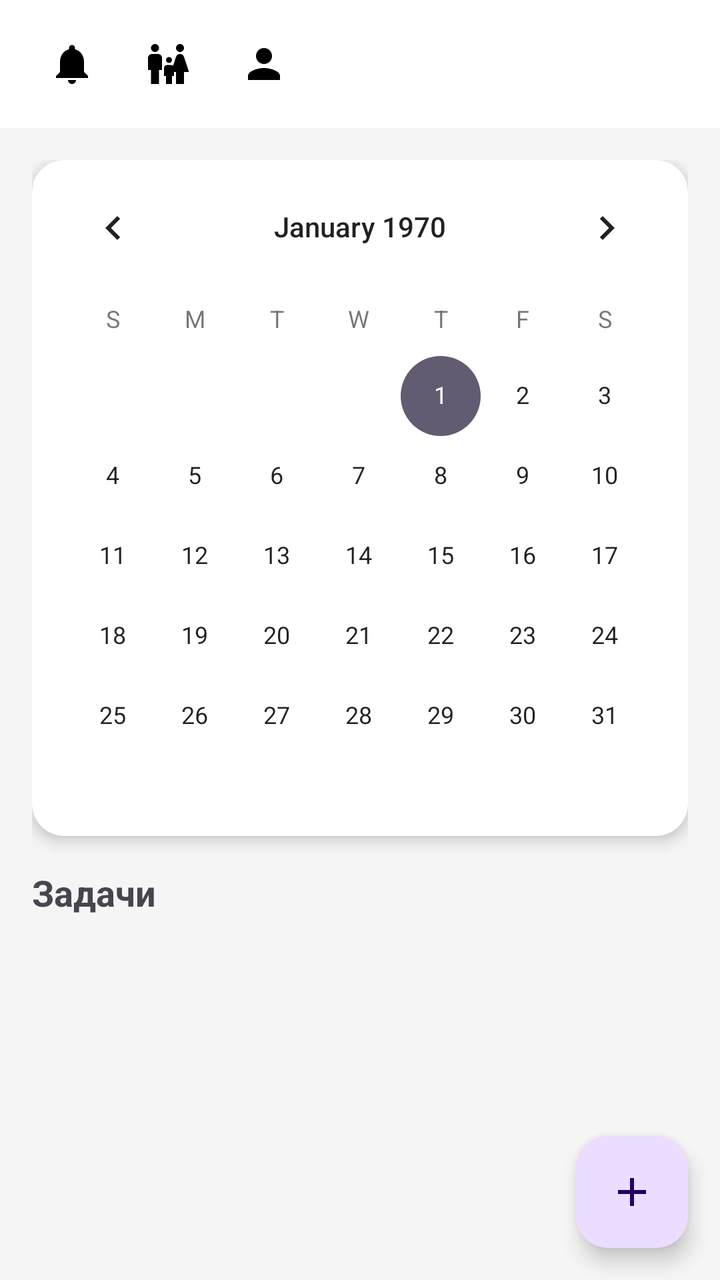
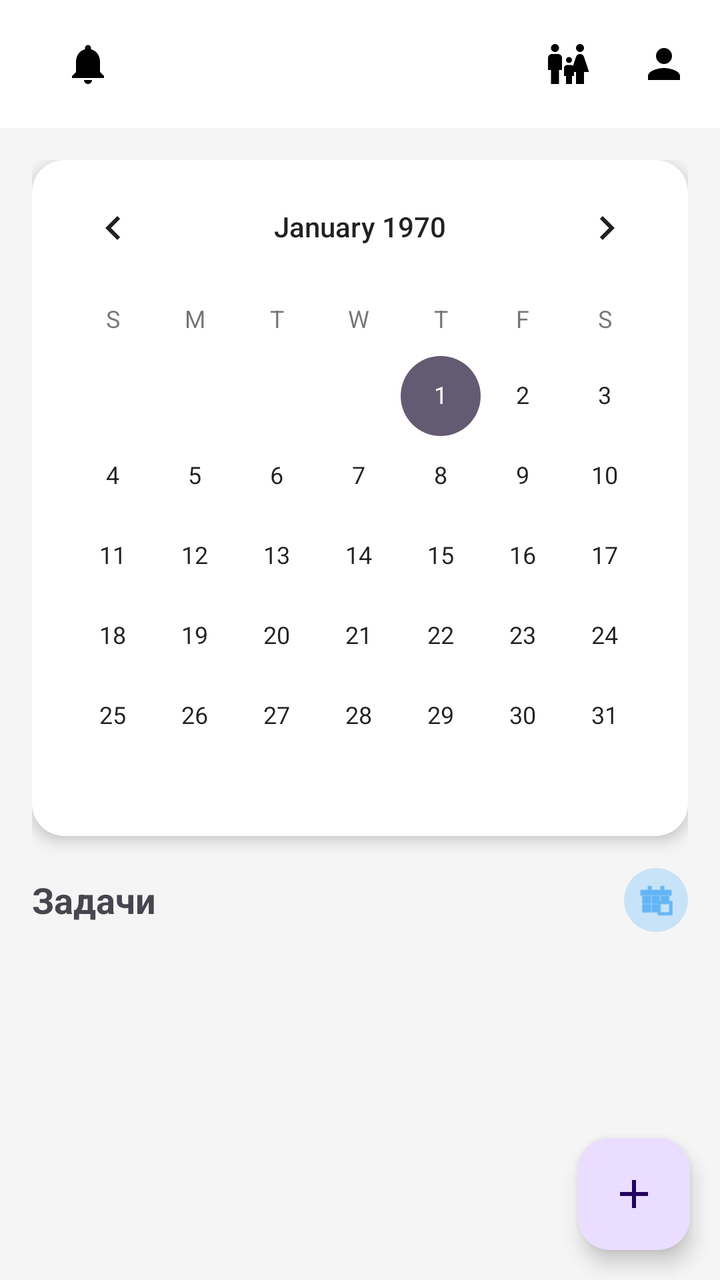

The first picture is an Android layout as it rendered before a commit; the second is the same layout after the commit. The layout source and the unified diff follow.
<!-- AndroidManifest.xml: application theme Theme.FamilyHelper -->
<!-- res/layout/activity_main.xml -->
<?xml version="1.0" encoding="utf-8"?>
<androidx.coordinatorlayout.widget.CoordinatorLayout
    xmlns:android="http://schemas.android.com/apk/res/android"
    xmlns:app="http://schemas.android.com/apk/res-auto"
    android:layout_width="match_parent"
    android:layout_height="match_parent"
    android:background="#F5F5F5"
    android:fitsSystemWindows="true">

    <com.google.android.material.appbar.AppBarLayout
        android:layout_width="match_parent"
        android:layout_height="wrap_content"
        android:background="@android:color/white">

        <androidx.appcompat.widget.Toolbar
            android:layout_width="match_parent"
            android:layout_height="?attr/actionBarSize">

            <TextView
                android:layout_width="0dp"
                android:layout_height="wrap_content"
                android:layout_weight="1"
                android:text="Семейный календарь"
                android:textSize="20sp"
                android:textStyle="bold"
                android:textColor="@color/black"/>

            <FrameLayout
                android:layout_width="wrap_content"
                android:layout_height="wrap_content"
                android:layout_marginEnd="8dp">

                <ImageButton
                    android:id="@+id/btnInvites"
                    android:layout_width="40dp"
                    android:layout_height="40dp"
                    android:background="?attr/selectableItemBackgroundBorderless"
                    android:src="@drawable/ic_notifications"
                    app:tint="@color/black"/>

                <View
                    android:id="@+id/inviteBadge"
                    android:layout_width="10dp"
                    android:layout_height="10dp"
                    android:layout_gravity="top|end"
                    android:layout_marginTop="8dp"
                    android:layout_marginEnd="8dp"
                    android:background="@drawable/badge_background"
                    android:visibility="gone"/>
            </FrameLayout>

            <ImageButton
                android:id="@+id/btnFamily"
                android:layout_width="40dp"
                android:layout_height="40dp"
                android:layout_marginEnd="8dp"
                android:background="?attr/selectableItemBackgroundBorderless"
                android:src="@drawable/ic_family"
                app:tint="@color/black"/>

            <ImageButton
                android:id="@+id/btnProfile"
                android:layout_width="40dp"
                android:layout_height="40dp"
                android:layout_marginEnd="16dp"
                android:background="?attr/selectableItemBackgroundBorderless"
                android:src="@drawable/username_icon"
                app:tint="@color/black"/>
        </androidx.appcompat.widget.Toolbar>
    </com.google.android.material.appbar.AppBarLayout>

    <androidx.core.widget.NestedScrollView
        android:layout_width="match_parent"
        android:layout_height="match_parent"
        app:layout_behavior="@string/appbar_scrolling_view_behavior">

        <LinearLayout
            android:layout_width="match_parent"
            android:layout_height="wrap_content"
            android:orientation="vertical"
            android:padding="16dp">

            <androidx.cardview.widget.CardView
                android:id="@+id/birthdayCard"
                android:layout_width="match_parent"
                android:layout_height="wrap_content"
                android:layout_marginBottom="16dp"
                app:cardCornerRadius="12dp"
                app:cardElevation="2dp"
                android:visibility="gone">

                <LinearLayout
                    android:layout_width="match_parent"
                    android:layout_height="wrap_content"
                    android:padding="16dp"
                    android:background="#FFF3E0"
                    android:orientation="horizontal"
                    android:gravity="center_vertical">

                    <TextView
                        android:id="@+id/tvBirthdayAlert"
                        android:layout_width="wrap_content"
                        android:layout_height="wrap_content"
                        android:text="Сегодня день рождения!"
                        android:textColor="#E65100"
                        android:textStyle="bold"/>
                </LinearLayout>
            </androidx.cardview.widget.CardView>

            <androidx.cardview.widget.CardView
                android:layout_width="match_parent"
                android:layout_height="wrap_content"
                app:cardCornerRadius="16dp"
                app:cardElevation="4dp"
                android:layout_marginBottom="16dp">

                <CalendarView
                    android:id="@+id/calendarView"
                    android:layout_width="match_parent"
                    android:layout_height="wrap_content"
                    android:theme="@style/ThemeOverlay.MaterialComponents.Light"/>
            </androidx.cardview.widget.CardView>

            <TextView
                android:id="@+id/tvSelectedDate"
                android:layout_width="wrap_content"
                android:layout_height="wrap_content"
                android:text="Задачи"
                android:textSize="18sp"
                android:textStyle="bold"
                android:layout_marginBottom="8dp"/>

            <androidx.recyclerview.widget.RecyclerView
                android:id="@+id/tasksRecyclerView"
                android:layout_width="match_parent"
                android:layout_height="wrap_content"
                android:nestedScrollingEnabled="false"/>

        </LinearLayout>
    </androidx.core.widget.NestedScrollView>

    <com.google.android.material.floatingactionbutton.FloatingActionButton
        android:id="@+id/fabAddTask"
        android:layout_width="wrap_content"
        android:layout_height="wrap_content"
        android:layout_gravity="bottom|end"
        android:layout_margin="16dp"
        android:src="@drawable/ic_add"
        android:contentDescription="Add"/>
</androidx.coordinatorlayout.widget.CoordinatorLayout>
<!-- resources referenced by this layout -->
<resources>
  <color name="black">#FF000000</color>
  <!-- drawable badge_background (drawable) -->
  <?xml version="1.0" encoding="utf-8"?>
  <shape xmlns:android="http://schemas.android.com/apk/res/android"
      android:shape="oval">
      <solid android:color="#F44336"/>
  </shape>
  <!-- drawable ic_add (drawable) -->
  <vector xmlns:android="http://schemas.android.com/apk/res/android"
      android:width="24dp"
      android:height="24dp"
      android:viewportWidth="24"
      android:viewportHeight="24">
      <path
          android:fillColor="#FF000000"
          android:pathData="M19,13h-6v6h-2v-6H5v-2h6V5h2v6h6v2z"/>
  </vector>
  <!-- drawable ic_family (drawable) -->
  <?xml version="1.0" encoding="utf-8"?>
  <vector xmlns:android="http://schemas.android.com/apk/res/android"
      android:width="24dp"
      android:height="24dp"
      android:viewportWidth="24"
      android:viewportHeight="24">
      <path
          android:fillColor="#000000"
          android:pathData="M16,4c0,-1.11 0.89,-2 2,-2s2,0.89 2,2 -0.89,2 -2,2 -2,-0.89 -2,-2zM20,22v-6h2.5l-2.54,-7.63C19.68,7.55 18.92,7 18.06,7h-0.12c-0.86,0 -1.62,0.55 -1.9,1.37L13.5,16H16v6h4zM12.5,11.5c0.83,0 1.5,-0.67 1.5,-1.5s-0.67,-1.5 -1.5,-1.5S11,9.17 11,10s0.67,1.5 1.5,1.5zM5.5,6c1.11,0 2,-0.89 2,-2s-0.89,-2 -2,-2 -2,0.89 -2,2 0.89,2 2,2zM7.5,22v-7H9V9c0,-1.1 -0.9,-2 -2,-2H4C2.9,7 2,7.9 2,9v6h1.5v7h4zM14,22v-4h1v-4c0,-0.82 -0.68,-1.5 -1.5,-1.5h-2c-0.82,0 -1.5,0.68 -1.5,1.5v4h1v4h3z"/>
  </vector>
  <!-- drawable ic_notifications (drawable) -->
  <?xml version="1.0" encoding="utf-8"?>
  <vector xmlns:android="http://schemas.android.com/apk/res/android"
      android:width="24dp"
      android:height="24dp"
      android:viewportWidth="24"
      android:viewportHeight="24">
      <path
          android:fillColor="#000000"
          android:pathData="M12,22c1.1,0 2,-0.9 2,-2h-4c0,1.1 0.89,2 2,2zM18,16v-5c0,-3.07 -1.64,-5.64 -4.5,-6.32V4c0,-0.83 -0.67,-1.5 -1.5,-1.5s-1.5,0.67 -1.5,1.5v0.68C7.63,5.36 6,7.92 6,11v5l-2,2v1h16v-1l-2,-2z"/>
  </vector>
  <!-- drawable username_icon (drawable) -->
  <vector xmlns:android="http://schemas.android.com/apk/res/android"
      android:width="24dp"
      android:height="24dp"
      android:viewportWidth="24"
      android:viewportHeight="24">
      <path
          android:fillColor="#757575"
          android:pathData="M12,12c2.21,0 4,-1.79 4,-4s-1.79,-4 -4,-4 -4,1.79 -4,4 1.79,4 4,4zM12,14c-2.67,0 -8,1.34 -8,4v2h16v-2c0,-2.66 -5.33,-4 -8,-4z"/>
  </vector>
  <style name="Theme.FamilyHelper" parent="Base.Theme.FamilyHelper" />
  <style name="Base.Theme.FamilyHelper" parent="Theme.Material3.DayNight.NoActionBar">
          
          
      </style>
</resources>

<!-- the commit's change to res/layout/activity_main.xml (unified diff, before → after) -->
@@ -3,69 +3,75 @@
     xmlns:android="http://schemas.android.com/apk/res/android"
     xmlns:app="http://schemas.android.com/apk/res-auto"
     android:layout_width="match_parent"
-    android:layout_height="match_parent"
-    android:background="#F5F5F5"
-    android:fitsSystemWindows="true">
+    android:layout_height="842dp"
+    android:background="#F5F5F5">
 
     <com.google.android.material.appbar.AppBarLayout
         android:layout_width="match_parent"
         android:layout_height="wrap_content"
-        android:background="@android:color/white">
+        android:background="@android:color/white"
+        android:fitsSystemWindows="true">
 
         <androidx.appcompat.widget.Toolbar
             android:layout_width="match_parent"
             android:layout_height="?attr/actionBarSize">
 
-            <TextView
-                android:layout_width="0dp"
-                android:layout_height="wrap_content"
-                android:layout_weight="1"
-                android:text="Семейный календарь"
-                android:textSize="20sp"
-                android:textStyle="bold"
-                android:textColor="@color/black"/>
+            <LinearLayout
+                android:layout_width="match_parent"
+                android:layout_height="match_parent"
+                android:orientation="horizontal"
+                android:gravity="center_vertical">
 
-            <FrameLayout
-                android:layout_width="wrap_content"
-                android:layout_height="wrap_content"
-                android:layout_marginEnd="8dp">
+                <FrameLayout
+                    android:layout_width="wrap_content"
+                    android:layout_height="wrap_content"
+                    android:layout_marginStart="8dp">
+
+                    <ImageButton
+                        android:id="@+id/btnInvites"
+                        android:layout_width="40dp"
+                        android:layout_height="40dp"
+                        android:background="?attr/selectableItemBackgroundBorderless"
+                        android:src="@drawable/ic_notifications"
+                        android:contentDescription="@string/notifications"
+                        app:tint="@color/black"/>
+
+                    <View
+                        android:id="@+id/inviteBadge"
+                        android:layout_width="10dp"
+                        android:layout_height="10dp"
+                        android:layout_gravity="top|end"
+                        android:layout_marginTop="8dp"
+                        android:layout_marginEnd="8dp"
+                        android:background="@drawable/badge_background"
+                        android:visibility="gone"/>
+                </FrameLayout>
+
+                <View
+                    android:layout_width="0dp"
+                    android:layout_height="1dp"
+                    android:layout_weight="1"/>
 
                 <ImageButton
-                    android:id="@+id/btnInvites"
+                    android:id="@+id/btnFamily"
                     android:layout_width="40dp"
                     android:layout_height="40dp"
+                    android:layout_marginEnd="8dp"
                     android:background="?attr/selectableItemBackgroundBorderless"
-                    android:src="@drawable/ic_notifications"
+                    android:src="@drawable/ic_family"
+                    android:contentDescription="@string/family"
                     app:tint="@color/black"/>
 
-                <View
-                    android:id="@+id/inviteBadge"
-                    android:layout_width="10dp"
-                    android:layout_height="10dp"
-                    android:layout_gravity="top|end"
-                    android:layout_marginTop="8dp"
+                <ImageButton
+                    android:id="@+id/btnProfile"
+                    android:layout_width="40dp"
+                    android:layout_height="40dp"
                     android:layout_marginEnd="8dp"
-                    android:background="@drawable/badge_background"
-                    android:visibility="gone"/>
-            </FrameLayout>
-
-            <ImageButton
-                android:id="@+id/btnFamily"
-                android:layout_width="40dp"
-                android:layout_height="40dp"
-                android:layout_marginEnd="8dp"
-                android:background="?attr/selectableItemBackgroundBorderless"
-                android:src="@drawable/ic_family"
-                app:tint="@color/black"/>
-
-            <ImageButton
-                android:id="@+id/btnProfile"
-                android:layout_width="40dp"
-                android:layout_height="40dp"
-                android:layout_marginEnd="16dp"
-                android:background="?attr/selectableItemBackgroundBorderless"
-                android:src="@drawable/username_icon"
-                app:tint="@color/black"/>
+                    android:background="?attr/selectableItemBackgroundBorderless"
+                    android:src="@drawable/username_icon"
+                    android:contentDescription="@string/profile"
+                    app:tint="@color/black"/>
+            </LinearLayout>
         </androidx.appcompat.widget.Toolbar>
     </com.google.android.material.appbar.AppBarLayout>
 
@@ -121,14 +127,34 @@
                     android:theme="@style/ThemeOverlay.MaterialComponents.Light"/>
             </androidx.cardview.widget.CardView>
 
-            <TextView
-                android:id="@+id/tvSelectedDate"
-                android:layout_width="wrap_content"
+            <LinearLayout
+                android:layout_width="match_parent"
                 android:layout_height="wrap_content"
-                android:text="Задачи"
-                android:textSize="18sp"
-                android:textStyle="bold"
-                android:layout_marginBottom="8dp"/>
+                android:orientation="horizontal"
+                android:gravity="center_vertical"
+                android:layout_marginBottom="8dp">
+
+                <TextView
+                    android:id="@+id/tvSelectedDate"
+                    android:layout_width="0dp"
+                    android:layout_height="wrap_content"
+                    android:layout_weight="1"
+                    android:text="Задачи"
+                    android:textSize="18sp"
+                    android:textStyle="bold"/>
+
+                <ImageButton
+                    android:id="@+id/fabToday"
+                    android:layout_width="32dp"
+                    android:layout_height="32dp"
+                    android:background="@drawable/rounded_background"
+                    android:backgroundTint="#c8e3f7"
+                    android:src="@android:drawable/ic_menu_today"
+                    android:scaleType="centerInside"
+                    android:padding="6dp"
+                    app:tint="#2196F3"
+                    android:contentDescription="Сегодня"/>
+            </LinearLayout>
 
             <androidx.recyclerview.widget.RecyclerView
                 android:id="@+id/tasksRecyclerView"
@@ -144,7 +170,7 @@
         android:layout_width="wrap_content"
         android:layout_height="wrap_content"
         android:layout_gravity="bottom|end"
-        android:layout_margin="16dp"
+        android:layout_margin="15dp"
         android:src="@drawable/ic_add"
-        android:contentDescription="Add"/>
+        android:contentDescription="Добавить задачу"/>
 </androidx.coordinatorlayout.widget.CoordinatorLayout>
<!-- resource entries referenced after the edit -->
@@ -39,6 +39,12 @@
           android:fillColor="#000000"
           android:pathData="M12,22c1.1,0 2,-0.9 2,-2h-4c0,1.1 0.89,2 2,2zM18,16v-5c0,-3.07 -1.64,-5.64 -4.5,-6.32V4c0,-0.83 -0.67,-1.5 -1.5,-1.5s-1.5,0.67 -1.5,1.5v0.68C7.63,5.36 6,7.92 6,11v5l-2,2v1h16v-1l-2,-2z"/>
   </vector>
+  <!-- drawable rounded_background (drawable) -->
+  <?xml version="1.0" encoding="utf-8"?>
+  <shape xmlns:android="http://schemas.android.com/apk/res/android">
+      <solid android:color="#FFFFFF" />
+      <corners android:radius="16dp" />
+  </shape>
   <!-- drawable username_icon (drawable) -->
   <vector xmlns:android="http://schemas.android.com/apk/res/android"
       android:width="24dp"
@@ -49,10 +55,18 @@
           android:fillColor="#757575"
           android:pathData="M12,12c2.21,0 4,-1.79 4,-4s-1.79,-4 -4,-4 -4,1.79 -4,4 1.79,4 4,4zM12,14c-2.67,0 -8,1.34 -8,4v2h16v-2c0,-2.66 -5.33,-4 -8,-4z"/>
   </vector>
+  <string name="family">Семья</string>
+  <string name="notifications">Уведомления</string>
+  <string name="profile">Профиль</string>
   <style name="Theme.FamilyHelper" parent="Base.Theme.FamilyHelper" />
   <style name="Base.Theme.FamilyHelper" parent="Theme.Material3.DayNight.NoActionBar">
           
           
+          <item name="android:statusBarColor">@android:color/white</item>
+          
+          <item name="android:windowLightStatusBar" tools:targetApi="m">true</item>
+          
+          <item name="android:windowDrawsSystemBarBackgrounds">true</item>
       </style>
 </resources>
 
